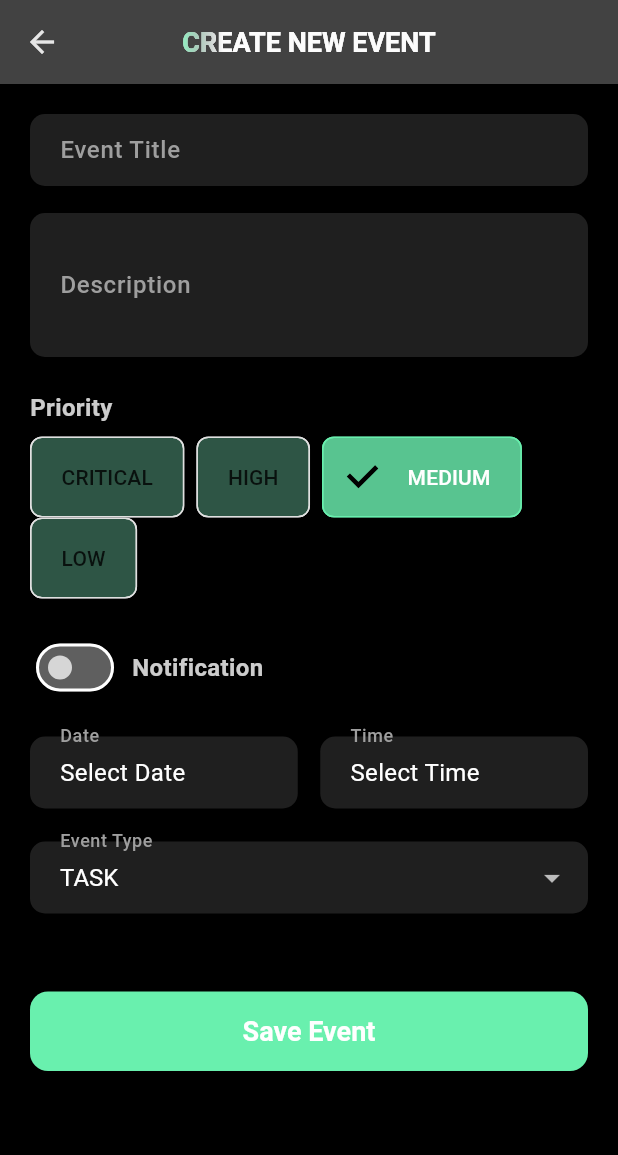
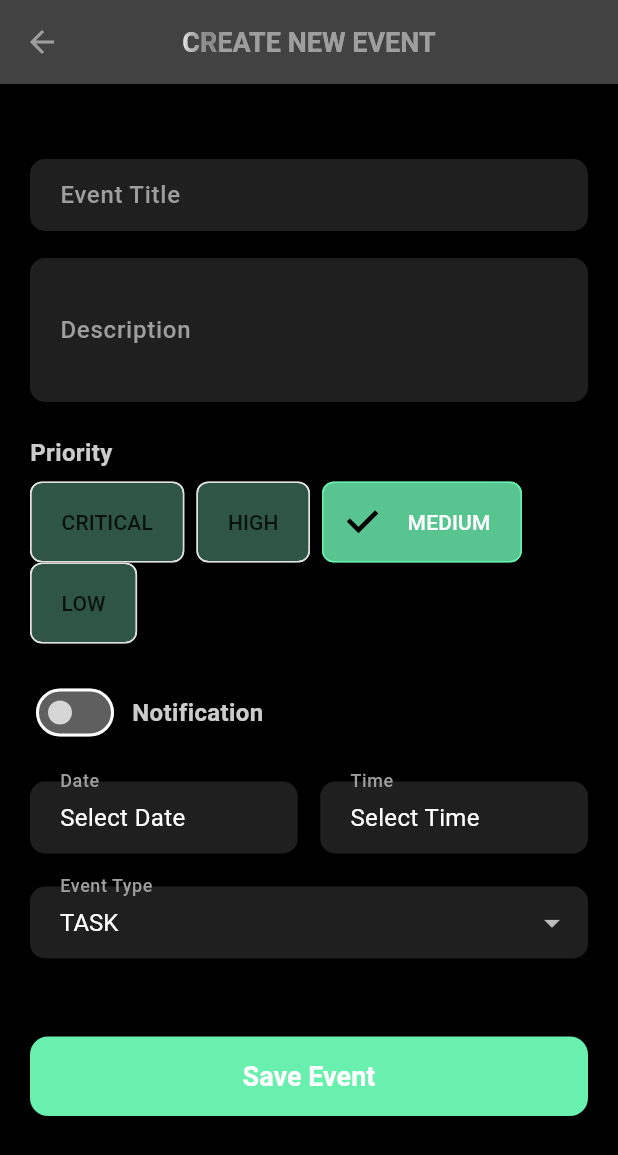
Before and after one commit to DavidMonteroCuesta/TFG-DAM_EVENTIFY, a Flutter app: the AddEventScreen screen opened directly, on a phone screen of 412 x 824 dp. Shown: the top 1155 px of the screen. Run offline on Flutter 3.47's test engine with Material 3 defaults, Android fonts, the phone set to English and light mode, and no system bars; our stand-ins replace cloud_firestore, firebase_auth, firebase_core, get_it, google_fonts, google_sign_in; accounts and stored records are empty.

Commit message:
ADD EVENT SCREEN CATEGORIES REACHED

```diff
--- a/PROJECT/eventify/lib/calendar/domain/presentation/screen/add_event_screen.dart
+++ b/PROJECT/eventify/lib/calendar/domain/presentation/screen/add_event_screen.dart
@@ -166,10 +166,10 @@ class _AddEventScreenState extends State<AddEventScreen> {
         title:  ShiningTextAnimation(
           text: "CREATE NEW EVENT",
           style: const TextStyle(fontWeight: FontWeight.w600, fontSize: 18.0),
-          shineColor: secondaryColor,
+          shineColor: AppColors.textPrimary,
         ),
         backgroundColor: headerColor,
-        foregroundColor: const Color.fromARGB(221, 255, 255, 255),
+        foregroundColor: AppColors.outline,
         elevation: 0,
         centerTitle: true,
         toolbarHeight: kToolbarHeight,
@@ -181,6 +181,7 @@ class _AddEventScreenState extends State<AddEventScreen> {
           child: Column(
             crossAxisAlignment: CrossAxisAlignment.start,
             children: [
+              const SizedBox(height: 30.0), // Added space here
               TextFormField(
                 controller: _titleController,
                 style: const TextStyle(fontSize: 16.0, color: AppColors.textPrimary),
--- a/PROJECT/eventify/lib/main.dart
+++ b/PROJECT/eventify/lib/main.dart
@@ -1,7 +1,6 @@
 import 'package:eventify/auth/domain/presentation/screen/sign_in_screen.dart';
 import 'package:eventify/auth/domain/presentation/view_model/sign_in_view_model.dart';
 import 'package:eventify/auth/domain/presentation/view_model/sign_up_view_model.dart';
-import 'package:eventify/calendar/domain/presentation/screen/add_event_screen.dart';
 import 'package:eventify/calendar/domain/presentation/screen/calendar_screen.dart';
 import 'package:eventify/common/widgets/chat/widgets/chat_screen.dart';
 import 'package:eventify/common/widgets/profile/widgets/profile_screen.dart';
```
